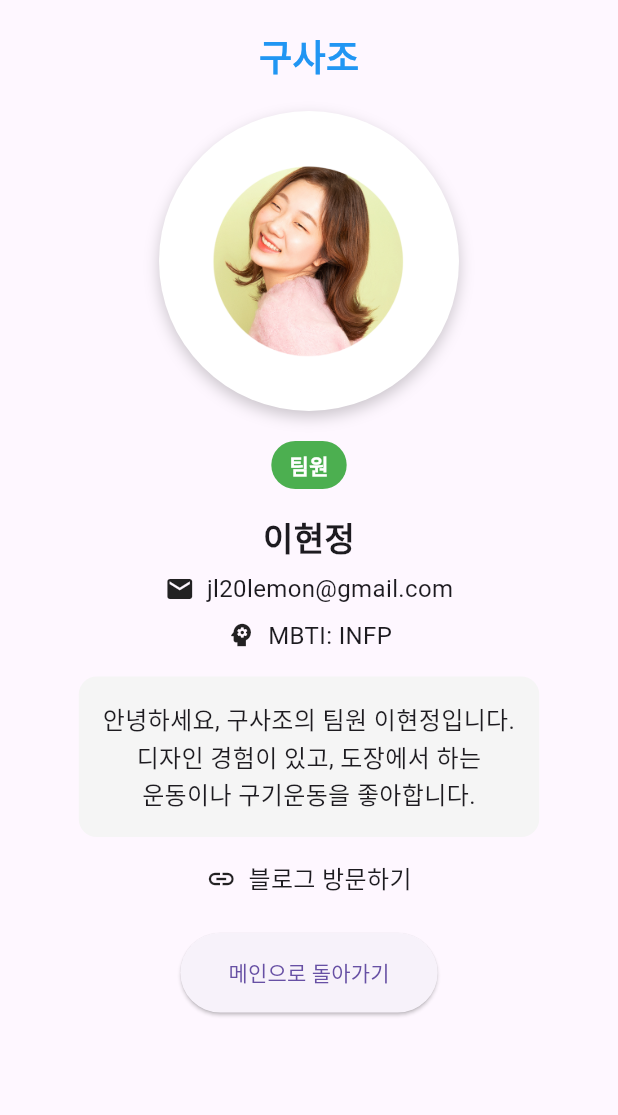
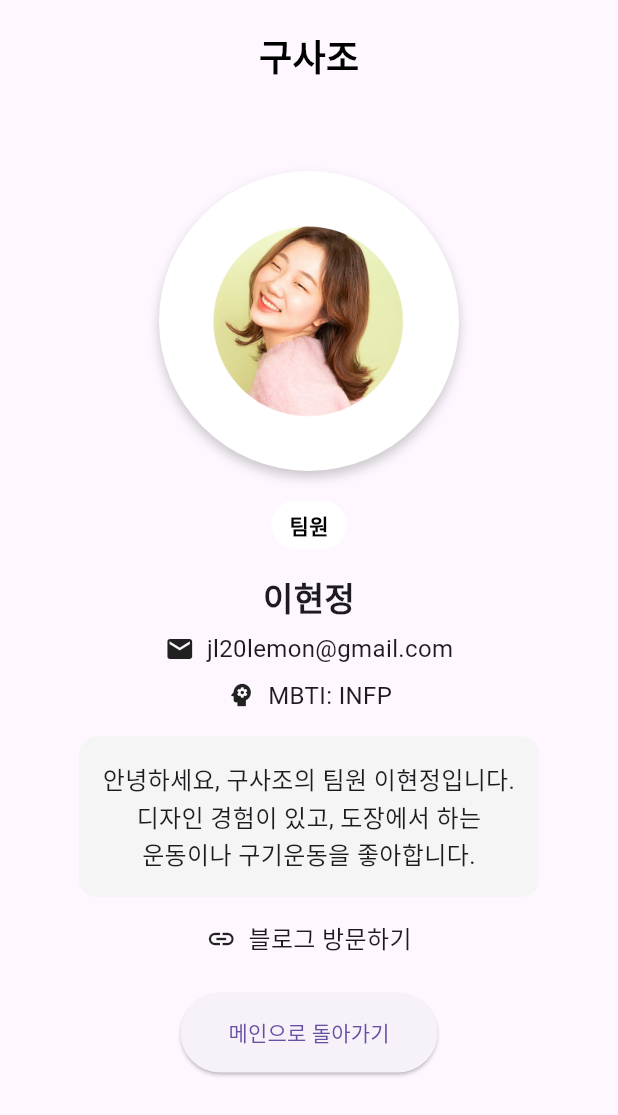
Before and after one commit to enirobot/team_intro, a Flutter app: the screen it shows after launch, swiped to page 5, on a phone screen of 412 x 824 dp. Shown: the top 1115 px of the screen. Run offline on Flutter 3.47's test engine with Material 3 defaults, Android fonts, the light colour scheme and no system bars.

Commit message:
다운로드 받아갑니다.

```diff
--- a/lib/screens/main_page.dart
+++ b/lib/screens/main_page.dart
@@ -4,6 +4,7 @@ import 'package:team_intro/models/member_info.dart';
 import 'package:team_intro/models/page_info.dart';
 import 'package:team_intro/screens/main_menu_page.dart';
 import 'package:team_intro/widgets/content_page.dart';
+import 'package:team_intro/widgets/introduction_huynjung.dart';
 
 class MainPage extends StatefulWidget {
   const MainPage({super.key});
@@ -71,7 +72,7 @@ class _MainPageState extends State<MainPage> {
       ),
       PageInfo(
         title: '이현정',
-        page: ContentPage(
+        page: Huynjung(
           memberInfo: const MemberInfo(
             teamName: '구사조',
             imagePath: 'assets/images/hyeonjeong_lee.png',
--- /dev/null
+++ b/lib/widgets/introduction_huynjung.dart
@@ -0,0 +1,142 @@
+import 'package:flutter/material.dart';
+import 'package:team_intro/models/member_info.dart';
+import 'package:url_launcher/url_launcher.dart';
+
+class Huynjung extends StatelessWidget {
+  final MemberInfo memberInfo;
+  final VoidCallback onBackPressed;
+
+  const Huynjung({
+    super.key,
+    required this.memberInfo,
+    required this.onBackPressed,
+  });
+
+  @override
+  Widget build(BuildContext context) {
+    return
+    //여기부터 수정
+    SingleChildScrollView(
+      child: Padding(
+        padding: const EdgeInsets.all(20.0),
+        child: Column(
+          crossAxisAlignment: CrossAxisAlignment.center,
+          children: [
+            Text(
+              memberInfo.teamName,
+              style: const TextStyle(
+                fontSize: 24,
+                fontWeight: FontWeight.bold,
+                color: Color.fromARGB(255, 0, 0, 0),
+              ),
+            ),
+            const SizedBox(height: 60),
+            Container(
+              width: 200,
+              height: 200,
+              decoration: BoxDecoration(
+                shape: BoxShape.circle,
+                boxShadow: [
+                  BoxShadow(
+                    color: Colors.black.withOpacity(0.2),
+                    blurRadius: 6,
+                    offset: const Offset(0, 4),
+                  ),
+                ],
+              ),
+              child: ClipOval(
+                child: Image.asset(
+                  memberInfo.imagePath,
+                  fit: BoxFit.cover,
+                ),
+              ),
+            ),
+            const SizedBox(height: 20),
+            Container(
+              padding: const EdgeInsets.symmetric(
+                horizontal: 12,
+                vertical: 6,
+              ),
+              decoration: BoxDecoration(
+                color: memberInfo.isLeader ? const Color.fromARGB(255, 0, 0, 0) : const Color.fromARGB(255, 255, 255, 255),
+                borderRadius: BorderRadius.circular(20),
+              ),
+              child: Text(
+                memberInfo.isLeader ? '팀장' : '팀원',
+                style: const TextStyle(
+                  color: Color.fromARGB(255, 0, 0, 0),
+                  fontWeight: FontWeight.bold,
+                ),
+              ),
+            ),
+            const SizedBox(height: 16),
+            Text(
+              memberInfo.name,
+              style: const TextStyle(
+                fontSize: 22,
+                fontWeight: FontWeight.bold,
+              ),
+            ),
+            const SizedBox(height: 8),
+            _buildInfoRow(Icons.email, memberInfo.email),
+            const SizedBox(height: 8),
+            _buildInfoRow(Icons.psychology, 'MBTI: ${memberInfo.mbti}'),
+            const SizedBox(height: 16),
+            Container(
+              padding: const EdgeInsets.all(16),
+              decoration: BoxDecoration(
+                color: Colors.grey[100],
+                borderRadius: BorderRadius.circular(12),
+              ),
+              child: Text(
+                memberInfo.introduction,
+                style: const TextStyle(
+                  fontSize: 16,
+                  height: 1.5,
+                ),
+                textAlign: TextAlign.center,
+              ),
+            ),
+            const SizedBox(height: 16),
+            InkWell(
+              onTap: () => _launchUrl(memberInfo.blogUrl),
+              child: _buildInfoRow(Icons.link, '블로그 방문하기'),
+            ),
+            const SizedBox(height: 24),
+            ElevatedButton(
+              onPressed: onBackPressed,
+              style: ElevatedButton.styleFrom(
+                padding: const EdgeInsets.symmetric(
+                  horizontal: 32,
+                  vertical: 16,
+                ),
+              ),
+              child: const Text('메인으로 돌아가기'),
+            ),
+          ],
+        ),
+      ),
+    );
+  }
+
+  Widget _buildInfoRow(IconData icon, String text) {
+    return Row(
+      mainAxisSize: MainAxisSize.min,
+      children: [
+        Icon(icon, size: 20),
+        const SizedBox(width: 8),
+        Text(
+          text,
+          style: const TextStyle(fontSize: 16),
+        ),
+      ],
+    );
+  }
+
+  Future<void> _launchUrl(String url) async {
+    final Uri uri = Uri.parse(url);
+    if (!await launchUrl(uri)) {
+      throw Exception('Could not launch $url');
+    }
+  }
+}
```
